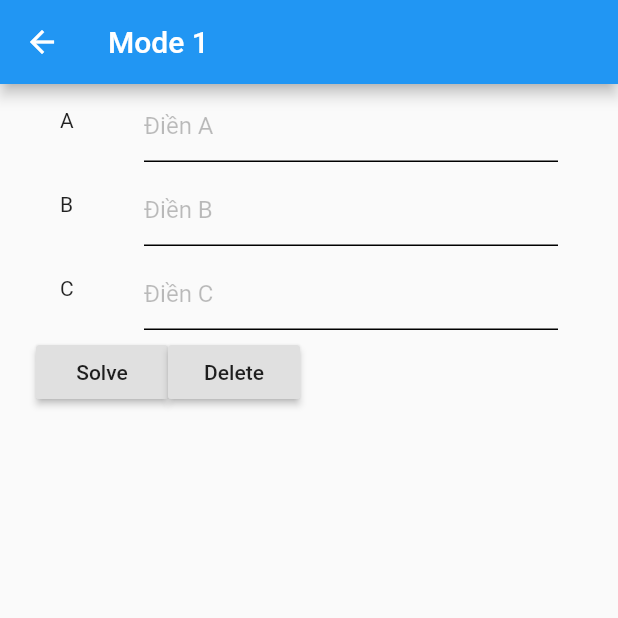
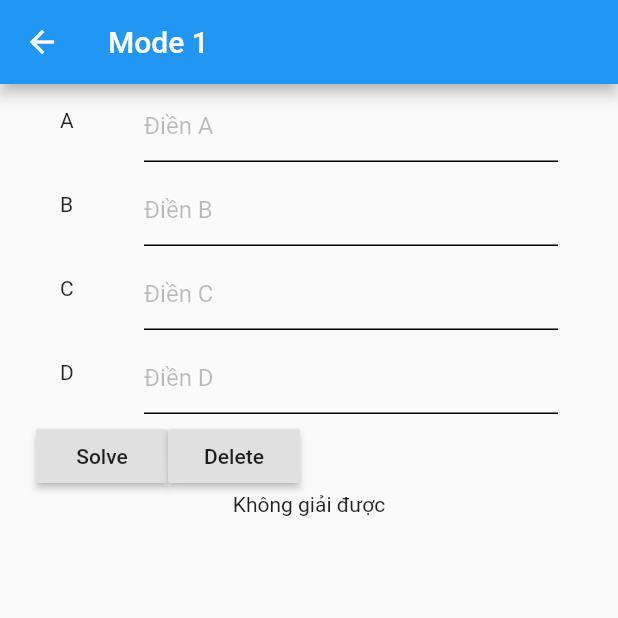
Before and after one commit to epitchi/Make-Math-Easy, a Flutter app: the XTDDCHSPage screen opened directly, after a tap on "Solve", on a phone screen of 412 x 824 dp, the top half of it. Run offline on Flutter 3.47's test engine with Material 2 defaults, Android fonts, the phone set to English and light mode, and no system bars; missing offline and left inert: dart:html.

Commit message:
done xet tinh don dieu ham so

```diff
--- a/lib/screen/MenuPage.dart
+++ b/lib/screen/MenuPage.dart
@@ -31,7 +31,7 @@ class _MenuPageState extends State<MenuPage> {
                 },
               ),
               RaisedButton(
-                child: Text("Xet tinh don dieu cua ham so"),
+                child: Text("Xét tính đơn điệu hàm số"),
                 onPressed: () {
                   Navigator.push(
                     context,
--- a/lib/screen/XetTinhDonDieuCuaHamSoPage.dart
+++ b/lib/screen/XetTinhDonDieuCuaHamSoPage.dart
@@ -8,17 +8,87 @@ class XTDDCHSPage extends StatefulWidget {
   _XTDDCHSPageState createState() => _XTDDCHSPageState();
 }
 
+List listAnswer = new List<String>();
+
 class _XTDDCHSPageState extends State<XTDDCHSPage> {
   TextEditingController aTextEditingController = new TextEditingController();
   TextEditingController bTextEditingController = new TextEditingController();
   TextEditingController cTextEditingController = new TextEditingController();
-
-  double x1Result, x2Result, deltaResult;
-  int typeFunction = -1;
+  TextEditingController dTextEditingController = new TextEditingController();
 
   final formKey = GlobalKey<FormState>();
+  int typeFunction = -1;
+  String result1 = "";
+  String result2 = "";
+  String result3 = "";
 
-  GiaiTDDHS() {}
+  double answerDelta_phay;
+  GiaiTDDHS() {
+    double a = double.parse(aTextEditingController.text);
+    double b = double.parse(bTextEditingController.text);
+    double c = double.parse(cTextEditingController.text);
+    double d = double.parse(dTextEditingController.text);
+
+    // a
+    // double y' = 3*a*x^2 + 2bx +c
+    double delta_phay = pow(b, 2) - 3 * a * c;
+    // listAnswer = new List<String>();
+    answerDelta_phay = delta_phay;
+    typeFunction = 0;
+    result1 = "";
+    result2 = "";
+    result3 = "";
+    if (delta_phay < 0) {
+      //y' cung dau' voi' a
+      result1 = "Y cùng dấu với a";
+      if (a > 0) {
+        //y' > 0
+        result2 = "Y' > 0";
+        // y DB tren |R
+        result3 = "Y Đồng Biến trên |R";
+      } else if (a < 0) {
+        // y' < 0
+        result2 = "Y' < 0";
+        // y NB tren |R
+        result3 = "Y Nghịch Biến trên |R";
+      }
+    } else if (delta_phay == 0) {
+      result1 = "Phương trình có nghiệm kép \n x = ${-b / 3 * a}";
+      // pt nghiem kep'
+      // x = -b/3a
+      if (a > 0) {
+        result2 = "Y Đồng Biến trên (-oo; ${-b / 3 * a})U(${-b}/${3 * a};+oo)";
+        // y db tren (-oo; -b/3a)U(-b/3a;+oo)
+      } else if (a < 0) {
+        //y nb tren -------------------------
+        result2 = "Y Nghịch Biến trên (-oo; -b/3a)U(-b/3a;+oo)";
+      }
+    } else if (delta_phay > 0) {
+      result1 =
+          "Phương trình có 2 nghiệm phân biệt \n x1 = ${(-b - sqrt(delta_phay)) / 3 * a} \n x2 = ${(-b + sqrt(delta_phay)) / 3 * a}";
+
+      //  2 nghiem pb
+      //  x1 = (-b-sqrt(delta'))/3a
+      //    x2 = (-b+sqrt(delta'))/3a
+      if (a > 0) {
+        result2 =
+            "Y Đồng Biến trên (-oo; ${(-b - sqrt(delta_phay))}/${3 * a}) U ${(-b + sqrt(delta_phay))}/${3 * a}; +oo)";
+        // y DB tren (-oo; (-b-sqrt(A'))/3a)U((-b+sqrt(A'))/3a; +oo)
+        result3 =
+            "Y Nghịch Biến trên (${(-b - sqrt(delta_phay)) / (3 * a)} ; ${(-b + sqrt(delta_phay)) / (3 * a)} )";
+      } else if (a < 0) {
+        result2 =
+            "Y Đồng Biến trên (${(-b - sqrt(delta_phay)) / (3 * a)} ; ${(-b + sqrt(delta_phay)) / (3 * a)} )";
+        // y DB tren (-oo; (-b-sqrt(A'))/3a)U((-b+sqrt(A'))/3a; +oo)
+
+        result3 =
+            "Y Nghịch Biến trên     (-oo; ${(-b - sqrt(delta_phay))}/${3 * a}) U ${(-b + sqrt(delta_phay))}/${3 * a}; +oo)";
+
+        // y NB tren ((-b-sqrt(A'))/3a); (-b+sqrt(A'))/3a)
+
+      }
+    }
+  }
 
   String validateMobile(String value) {
     String pattern = r'(^(?:[+0]9)?[0-9]{10,12}$)';
@@ -93,6 +163,22 @@ class _XTDDCHSPageState extends State<XTDDCHSPage> {
                             },
                           ),
                         ),
+                        ListTile(
+                          leading: Text("D"),
+                          title: TextFormField(
+                            keyboardType: TextInputType.number,
+                            controller: dTextEditingController,
+                            decoration: textFieldInputDecoration("Điền D"),
+                            validator: (val) {
+                              validateMobile(val);
+                            },
+                            onChanged: (value) {
+                              setState(() {
+                                //num1 == num parse .
+                              });
+                            },
+                          ),
+                        ),
                       ],
                     ),
                   ),
@@ -117,6 +203,16 @@ class _XTDDCHSPageState extends State<XTDDCHSPage> {
                     ],
                   ),
                   // type Function
+                  typeFunction != -1
+                      ? Column(
+                          children: [
+                            Text("Delta' $answerDelta_phay"),
+                            Text("$result1"),
+                            Text("$result2"),
+                            Text("$result3"),
+                          ],
+                        )
+                      : Text("Không giải được")
                 ],
               ),
             ),
```
